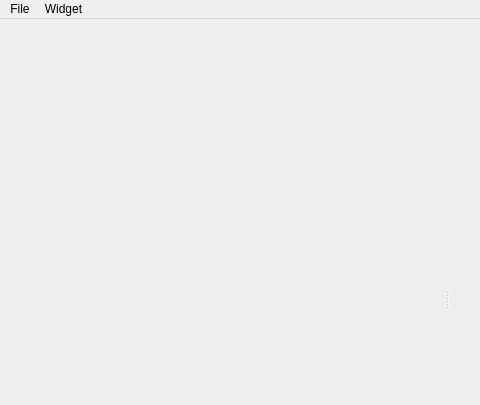
Old version of the form src/window/mainWindow.ui in the repository usnistgov/NetSimulyzer; both pictures show x 0 to 480 and y 0 to 405 of the 800 by 600 pixel window.
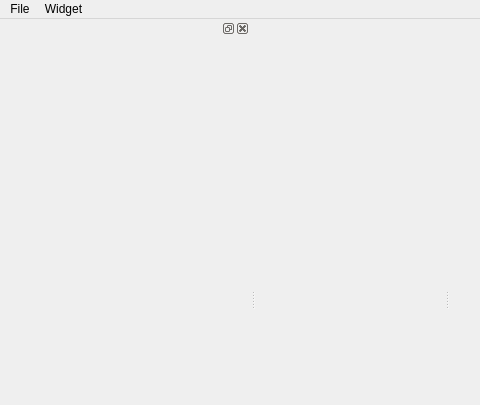
New version of the form.

Commit message:
Add NodeWidget, Focus on selected Nodes
Close: #28

Diff of the .ui file:
```diff
--- a/src/window/mainWindow.ui
+++ b/src/window/mainWindow.ui
@@ -58,6 +58,26 @@
     <number>2</number>
    </attribute>
   </widget>
+  <widget class="QDockWidget" name="nodesDock">
+   <property name="sizePolicy">
+    <sizepolicy hsizetype="Expanding" vsizetype="Expanding">
+     <horstretch>0</horstretch>
+     <verstretch>0</verstretch>
+    </sizepolicy>
+   </property>
+   <property name="minimumSize">
+    <size>
+     <width>250</width>
+     <height>35</height>
+    </size>
+   </property>
+   <property name="allowedAreas">
+    <set>Qt::LeftDockWidgetArea|Qt::RightDockWidgetArea</set>
+   </property>
+   <attribute name="dockWidgetArea">
+    <number>1</number>
+   </attribute>
+  </widget>
   <action name="actionLoad">
    <property name="text">
     <string>Load</string>
```
Left out of the diff: 15 changed lines with no effect on the pictures. The commit also changes 7 other files.
